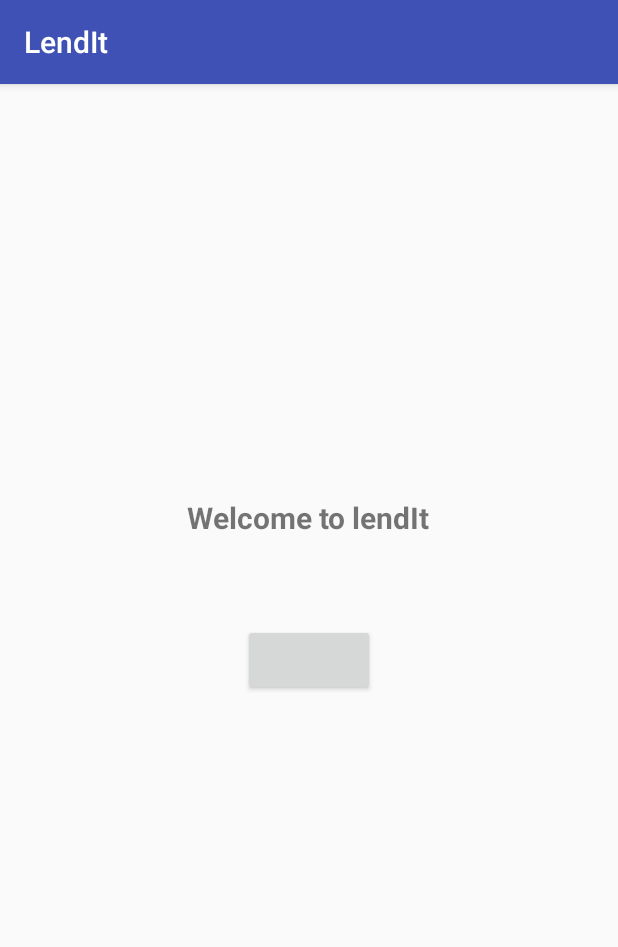
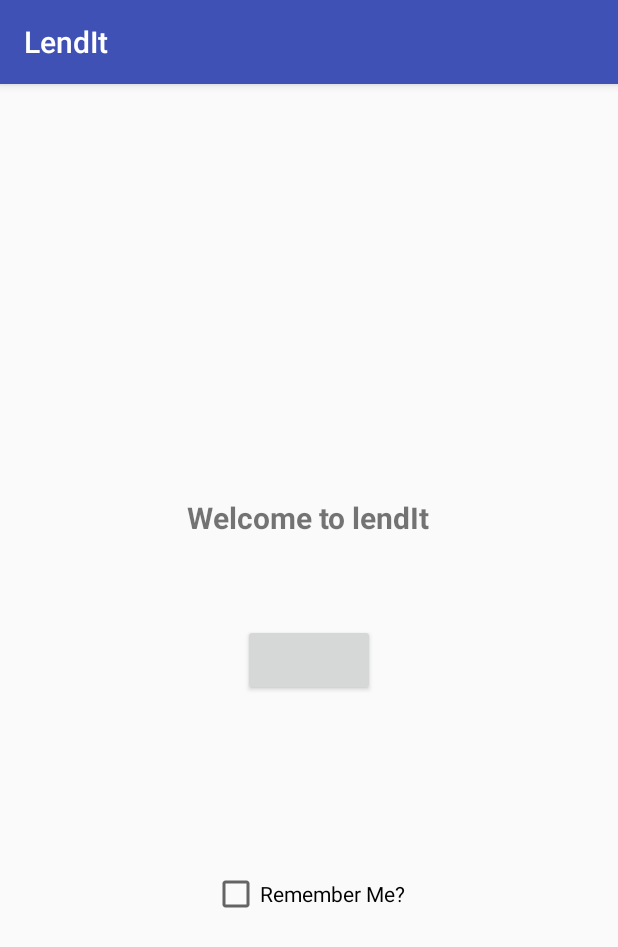
Before and after one commit to amikmandal/LendIt, an Android app: the screen it shows after launch (LoginActivity), on a phone screen of 412 x 824 dp. Shown: the top 947 px of the screen. Run offline under Robolectric (Android 15) with nearby library versions, the phone set to English and light mode, and no system bars; libraries missing offline, so code that uses them is left out: com.facebook, com.facebook.appevents, com.facebook.login; plain views replace LoginButton; Roboto replaces fonts that are not available here; 4 statements that could not run were skipped.

Commit message:
facebook login fix

```diff
--- a/app/src/main/java/com/example/sabrinapin/lendit/LoginActivity.java
+++ b/app/src/main/java/com/example/sabrinapin/lendit/LoginActivity.java
@@ -3,7 +3,9 @@ package com.example.sabrinapin.lendit;
 import android.animation.Animator;
 import android.animation.AnimatorListenerAdapter;
 import android.annotation.TargetApi;
+import android.content.Context;
 import android.content.Intent;
+import android.content.SharedPreferences;
 import android.content.pm.PackageManager;
 import android.support.annotation.NonNull;
 import android.support.design.widget.Snackbar;
@@ -27,6 +29,7 @@ import android.view.inputmethod.EditorInfo;
 import android.widget.ArrayAdapter;
 import android.widget.AutoCompleteTextView;
 import android.widget.Button;
+import android.widget.CheckBox;
 import android.widget.EditText;
 import android.widget.TextView;
 
@@ -53,6 +56,8 @@ public class LoginActivity extends AppCompatActivity  {
     LoginButton loginButton;
     TextView textView;
     CallbackManager callbackManager;
+    CheckBox checkBox;
+    SharedPreferences sharedPref;
 
 
     //TODO BIG PROBLEM WITH COMING BACK IN AFTER ALREADY LOGGING IN
@@ -60,6 +65,16 @@ public class LoginActivity extends AppCompatActivity  {
     @Override
     protected void onCreate(Bundle savedInstanceState) {
         super.onCreate(savedInstanceState);
+
+
+        sharedPref = this.getPreferences(Context.MODE_PRIVATE);
+
+        if(sharedPref.contains("user")) {
+            Intent intent = new Intent(this, MainActivity.class);
+            intent.putExtra("username", sharedPref.getString("user", null));
+            this.startActivity(intent);
+        }
+
         FacebookSdk.sdkInitialize(getApplicationContext());
        // AppEventsLogger.activateApp(this);
         //setContentView(R.layout.activity_login);
@@ -68,6 +83,7 @@ public class LoginActivity extends AppCompatActivity  {
         setContentView(R.layout.activity_login);
         loginButton = (LoginButton)findViewById(R.id.login_button);
         textView = (TextView)findViewById(R.id.textView);
+        checkBox = (CheckBox)findViewById(R.id.login_check_box);
        // loginButton = (LoginButton)findViewById(R.id.login_button);
 
 
@@ -83,6 +99,10 @@ public class LoginActivity extends AppCompatActivity  {
                                 "Auth Token: "
                                 + loginResult.getAccessToken().getToken()
                 );
+
+                if(checkBox.isChecked())  {
+                    sharedPref.edit().putString("user", loginResult.getAccessToken().getUserId()).commit();
+                }
 
                 //continues to nextActivity, which is MainActivity
                 nextActivity();
--- a/app/src/main/res/layout/activity_login.xml
+++ b/app/src/main/res/layout/activity_login.xml
@@ -34,4 +34,13 @@
         android:textSize="20sp"
         android:textStyle="bold" />
 
+    <CheckBox
+        android:id="@+id/login_check_box"
+        android:layout_width="wrap_content"
+        android:layout_height="wrap_content"
+        android:layout_alignParentBottom="true"
+        android:layout_centerHorizontal="true"
+        android:layout_marginBottom="196dp"
+        android:text="Remember Me?" />
+
 </RelativeLayout>
```
